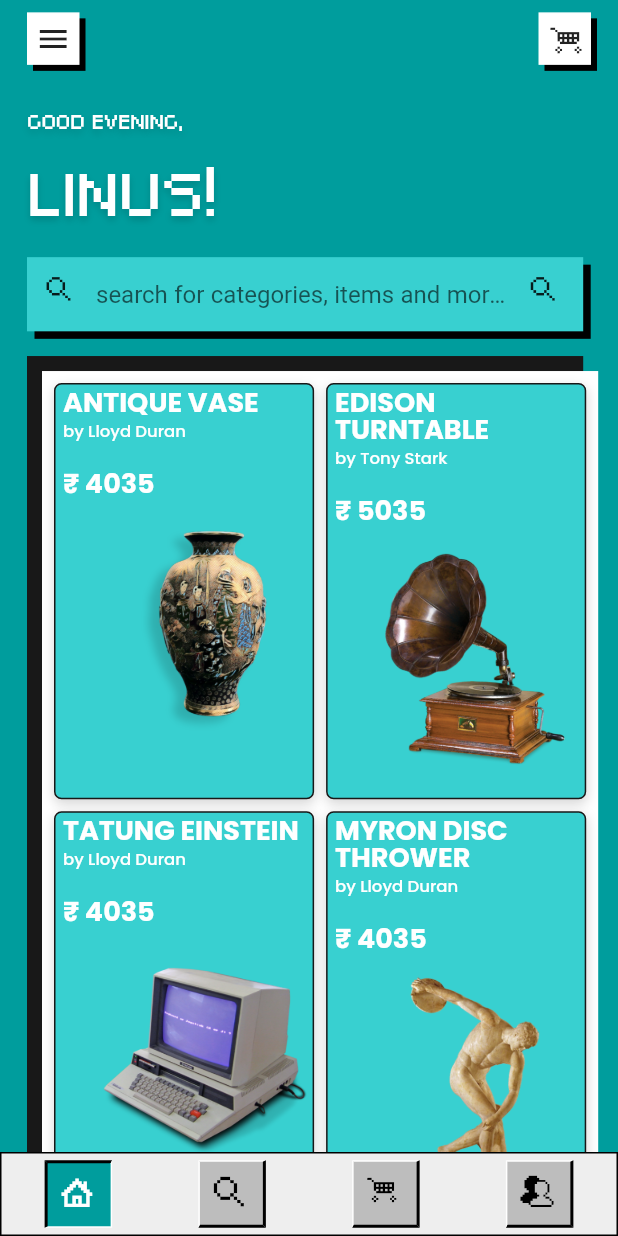
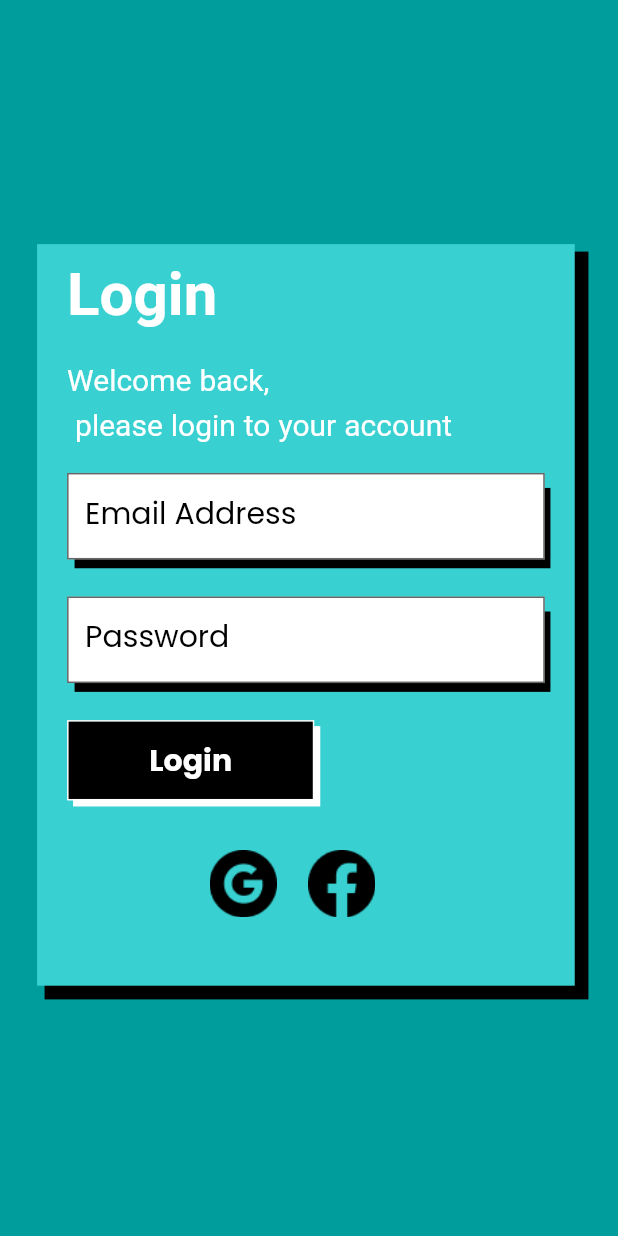
Before and after one commit to himanshusharma89/relic_bazaar, a Flutter app: the screen it shows after launch, on a phone screen of 412 x 824 dp. Run offline on Flutter 3.47's test engine with Material 2 defaults, Android fonts, the phone set to English and light mode, and no system bars; our stand-ins replace flutter_svg, google_fonts.

Commit message:
Added Login Screen

```diff
--- a/lib/main.dart
+++ b/lib/main.dart
@@ -1,8 +1,11 @@
 import 'package:flutter/material.dart';
 import 'package:google_fonts/google_fonts.dart';
 import 'package:retro_shopping/helpers/constants.dart';
+import 'package:retro_shopping/views/profile.dart';
 import 'package:retro_shopping/widgets/splash.dart';
 import 'dashboard.dart';
+
+import 'package:retro_shopping/views/Login.dart';
 
 void main() {
   runApp(MyApp());
@@ -20,7 +23,7 @@ class MyApp extends StatelessWidget {
           visualDensity: VisualDensity.adaptivePlatformDensity,
           textTheme: GoogleFonts.poppinsTextTheme(Theme.of(context).textTheme)),
       routes: <String, WidgetBuilder>{
-        '/dashboard': (BuildContext context) => Dashboard(),
+        '/login': (BuildContext context) => LoginScreen(),
       },
       home: Splash(),
     );
--- /dev/null
+++ b/lib/views/Login.dart
@@ -0,0 +1,218 @@
+import 'package:flutter/cupertino.dart';
+import 'package:flutter/material.dart';
+import 'package:retro_shopping/helpers/constants.dart';
+import 'package:retro_shopping/widgets/retro_button.dart';
+
+class LoginScreen extends StatefulWidget{
+  @override
+  State<StatefulWidget> createState() {
+    return LoginScreenState();
+  }
+}
+
+TextEditingController _emailController = TextEditingController();
+TextEditingController _passwordController = TextEditingController();
+
+class LoginScreenState extends State<LoginScreen>{
+  @override
+  Widget build(BuildContext context) {
+    return Scaffold(
+      body: Stack(
+        children: [
+          Center(
+            child: Stack(
+              alignment: AlignmentDirectional.topStart,
+              children: [
+                Transform.translate(
+                  offset: Offset(5,5),
+                  child: Container(
+                    width: MediaQuery.of(context).size.width * 0.88,
+                    height: MediaQuery.of(context).size.height * 0.605,
+                    decoration: BoxDecoration(color: Colors.black),
+                  ),
+                ),
+                Container(
+                    height: MediaQuery.of(context).size.height * 0.60,
+                    //height: 458,
+                    width: MediaQuery.of(context).size.width * 0.87,
+                    decoration: BoxDecoration(color: RelicColors.primaryColor),
+                    child: Center(
+                      child: ListView(
+                        children: [
+                          Padding(
+                            padding: const EdgeInsets.symmetric(horizontal: 20,vertical: 10),
+                            child: Row(
+                              children: [
+                                Text('Login',
+                                  style: TextStyle(
+                                      fontSize: 40,
+                                      color: Colors.white,
+                                      fontFamily: 'pix M 8pt',
+                                      fontWeight: FontWeight.bold
+                                  ),),
+                              ],
+                            ),
+                          ),
+                          SizedBox(
+                            height: MediaQuery.of(context).size.height*0.011,
+                          ),
+                          Padding(
+                            padding: const EdgeInsets.only(left:20.0, right: 20.0),
+                            child: Text('Welcome back,\n please login to your account',
+                              style: TextStyle(
+                                fontSize: 20,
+                                color: Colors.white,
+                                fontFamily: 'pix M 8pt',
+                                //fontWeight: FontWeight.bold
+                              ),),
+                          ),
+                          SizedBox(
+                            height: MediaQuery.of(context).size.height*0.020,
+                          ),
+                          Stack(
+                              children:[
+                                Transform.translate(
+                                  offset: Offset(25,10),
+                                  child: Container(
+                                    color: Colors.black,
+                                    width: MediaQuery.of(context).size.width * 0.77,
+                                    height: MediaQuery.of(context).size.height * 0.065,
+                                  ),
+                                ),
+                                Padding(
+                                  padding: const EdgeInsets.only(left:20.0, right: 20.0),
+                                  child: Container(
+                                    height: MediaQuery.of(context).size.height*0.07,
+                                    child: TextField(
+                                        controller: _emailController,
+                                        decoration: InputDecoration(
+                                            labelText: 'Email Address',
+                                            labelStyle: TextStyle(
+                                                fontSize: 20.0,
+                                                color: Colors.black
+                                            ),
+                                            filled: true,
+                                            fillColor: Colors.white,
+                                            border: OutlineInputBorder(
+                                                borderRadius: BorderRadius.zero,
+                                                borderSide: BorderSide(color: Colors.black)
+                                            )
+                                        )
+                                    ),
+                                  ),
+                                ),
+                              ]
+                          ),
+
+                          SizedBox(
+                            height: MediaQuery.of(context).size.height*0.030,
+                          ),
+                          Stack(
+                              children:[
+                                Transform.translate(
+                                  offset: Offset(25,10),
+                                  child: Container(
+                                    color: Colors.black,
+                                    width: MediaQuery.of(context).size.width * 0.77,
+                                    height: MediaQuery.of(context).size.height * 0.065,
+                                  ),
+                                ),
+                                Padding(
+                                  padding: const EdgeInsets.only(left:20.0, right: 20.0),
+                                  child: Container(
+                                    height: MediaQuery.of(context).size.height*0.07,
+                                    child: TextField(
+                                        controller: _passwordController,
+                                        decoration: InputDecoration(
+                                            labelText: 'Password',
+                                            labelStyle: TextStyle(
+                                                fontSize: 20.0,
+                                                color: Colors.black
+                                            ),
+                                            filled: true,
+                                            fillColor: Colors.white,
+                                            border: OutlineInputBorder(
+                                                borderRadius: BorderRadius.zero,
+                                                borderSide: BorderSide(color: Colors.black)
+                                            )
+                                        )
+                                    ),
+                                  ),
+                                ),
+                              ]
+                          ),
+                          SizedBox(
+                            height: MediaQuery.of(context).size.height*0.030,
+                          ),
+                          Padding(
+                            padding: const EdgeInsets.only(left:20.0, right: 20.0),
+                            child: InkWell(
+                              child: RetroButton(
+                                child: Center(
+                                  child: Text(
+                                    'Login',
+                                    style: TextStyle(
+                                      fontSize: 20,
+                                      fontWeight: FontWeight.bold,
+                                      color: Colors.white,
+                                    ),
+                                  ),
+                                ),
+                                upperColor: Colors.black,
+                                lowerColor: Colors.white,
+                                height: MediaQuery.of(context).size.height * 0.065,
+                                width: MediaQuery.of(context).size.width * 0.40,
+                                borderColor: Colors.white,
+                              ),
+                              onTap: (){
+                                debugPrint('Login!');
+                              },
+                            ),
+                          ),
+                          SizedBox(
+                            height: MediaQuery.of(context).size.height*0.040,
+                          ),
+                          Padding(
+                            padding: const EdgeInsets.symmetric(horizontal: 115),
+                            child: Row(
+                                crossAxisAlignment: CrossAxisAlignment.center,
+                                children:[
+                                  InkWell(
+                                    child: Container(
+                                        width: 45,
+                                        height: 45,
+                                        child: Image.asset('assets/items/google.png',)
+                                    ),
+                                    onTap: (){
+                                      debugPrint('Navigate to google!');
+                                    },
+                                  ),
+                                  SizedBox(
+                                    width: MediaQuery.of(context).size.width*0.05,
+                                  ),
+                                  InkWell(
+                                    child: Container(
+                                        width: 45,
+                                        height: 45,
+                                        child: Image.asset('assets/items/fb.png')
+                                    ),
+                                    onTap: (){
+                                      debugPrint('Navigate to facebook!');
+                                    },
+                                  ),
+                                ]
+                            ),
+                          )
+
+                        ],
+                      ),
+                    )
+                ),
+              ],
+            ),
+          ),
+        ],
+      ),
+    );
+  }
+}
--- a/lib/views/profile.dart
+++ b/lib/views/profile.dart
@@ -138,12 +138,19 @@ class OrdersSection extends StatelessWidget {
           child: Stack(
             alignment: AlignmentDirectional.topStart,
             children: [
-              Container(
+              Positioned(
+                top: 75,
+                right: 75,
+                child: Container(
                   width: MediaQuery.of(context).size.width * 0.88 + 5,
                   height: 395,
                   decoration: BoxDecoration(color: Colors.black),
                 ),
-              Container(
+              ),
+              Positioned(
+                top: 75,
+                right: 75,
+                child: Container(
                   padding: EdgeInsets.symmetric(vertical: 16, horizontal: 12),
                   width: MediaQuery.of(context).size.width * 0.87,
                   decoration: BoxDecoration(color: RelicColors.primaryColor),
@@ -185,6 +192,7 @@ class OrdersSection extends StatelessWidget {
                   //         delivered: true),
                   //   ],
                   // ),
+                ),
               ),
             ],
           ),
--- a/lib/widgets/splash.dart
+++ b/lib/widgets/splash.dart
@@ -19,7 +19,7 @@ class _SplashState extends State<Splash> {
   }
 
   void navigationPage() {
-    Navigator.of(context).pushReplacementNamed('/dashboard');
+    Navigator.of(context).pushReplacementNamed('/login');
   }
 
   @override
--- a/pubspec.yaml
+++ b/pubspec.yaml
@@ -48,6 +48,8 @@ flutter:
   assets:
     - assets/
     - assets/items/
+    - assets/items/google.png
+    - assets/items/fb.png
 
   # An image asset can refer to one or more resolution-specific "variants", see
   # https://flutter.dev/assets-and-images/#resolution-aware.
```
Also changed, not shown: assets/items/fb.png (added), assets/items/google.png (added). Lines whose indentation alone changed are shown as unchanged.
